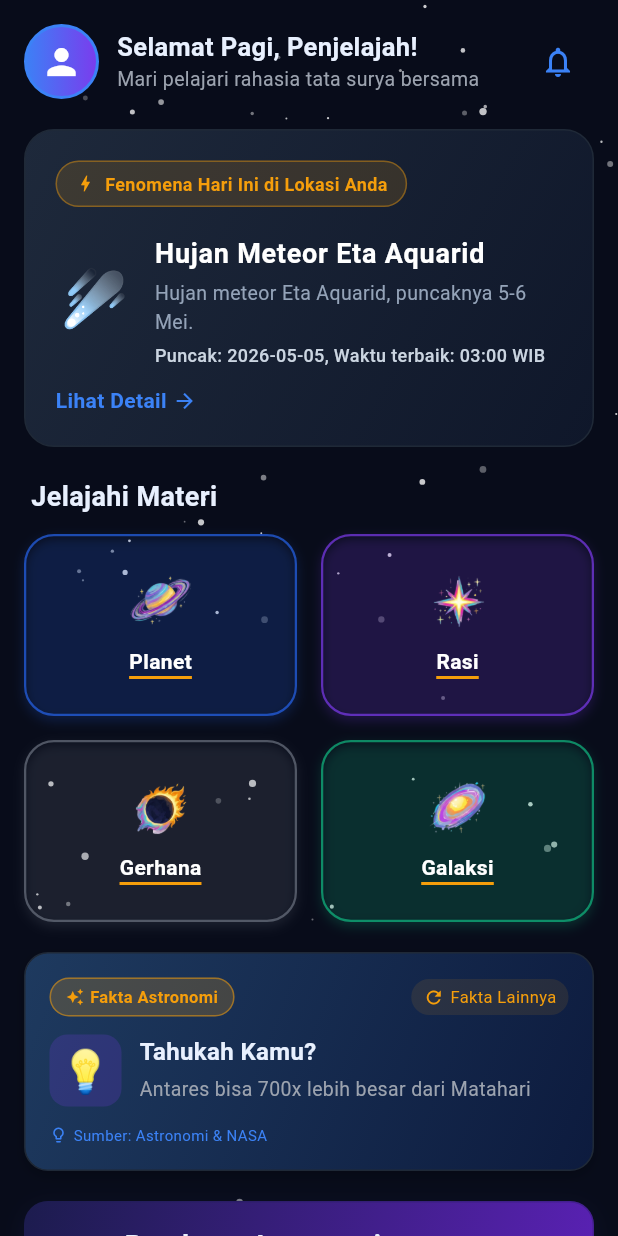
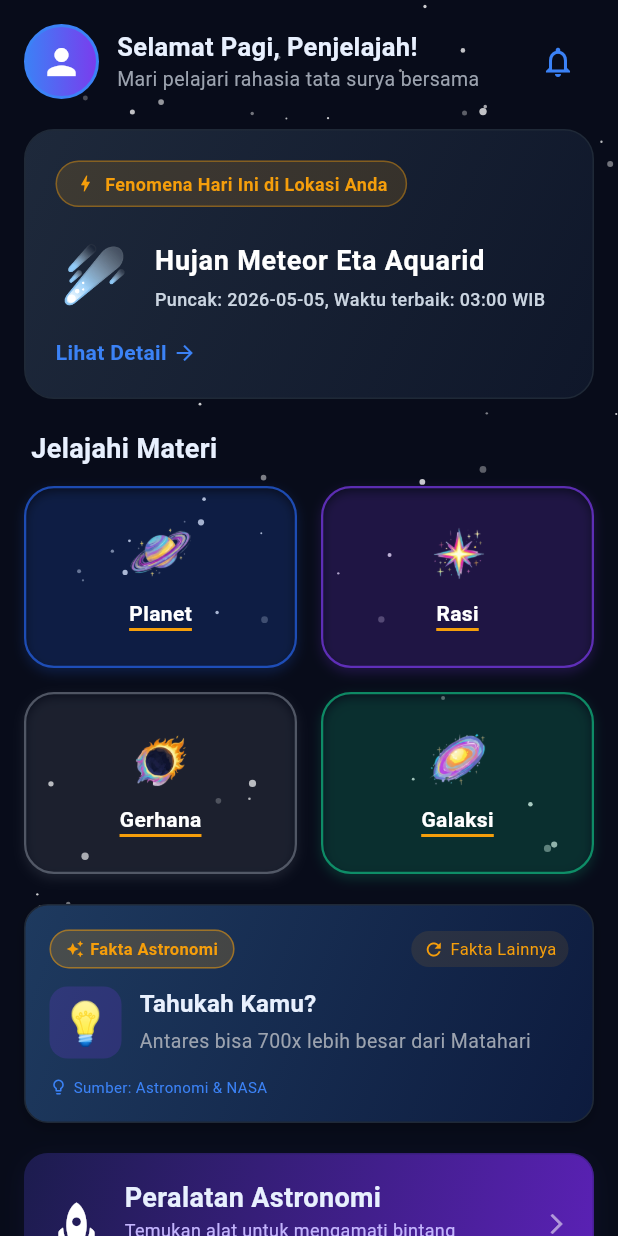
Before and after one commit to mandltf/astroEdu, a Flutter app: the HomeScreen screen opened directly, on a phone screen of 412 x 824 dp. Run offline on Flutter 3.47's test engine with Material 3 defaults, Android fonts, the light colour scheme and no system bars; our stand-ins replace flutter_local_notifications, geolocator, google_generative_ai, image_picker, local_auth, sensors_plus and 3 more; missing offline and left inert: encrypt; accounts and stored records are empty.

Commit message:
hilangin deskripsi singkat

```diff
--- a/lib/views/screens/home/home_screen.dart
+++ b/lib/views/screens/home/home_screen.dart
@@ -451,11 +451,6 @@ Widget _buildTimeRow(String zona, String waktu) {
                         ),
                       ),
                       const SizedBox(height: 4),
-                      Text(
-                        fenomena.deskripsiSingkat,
-                        style: const TextStyle(color: Color(0xFF94A3B8), fontSize: 13),
-                      ),
-                      const SizedBox(height: 4),
                       // Waktu dan Puncak
                       Text(
                         'Puncak: ${fenomena.tanggal}, Waktu terbaik: $bestTimeLocal $userTimezone',
```
